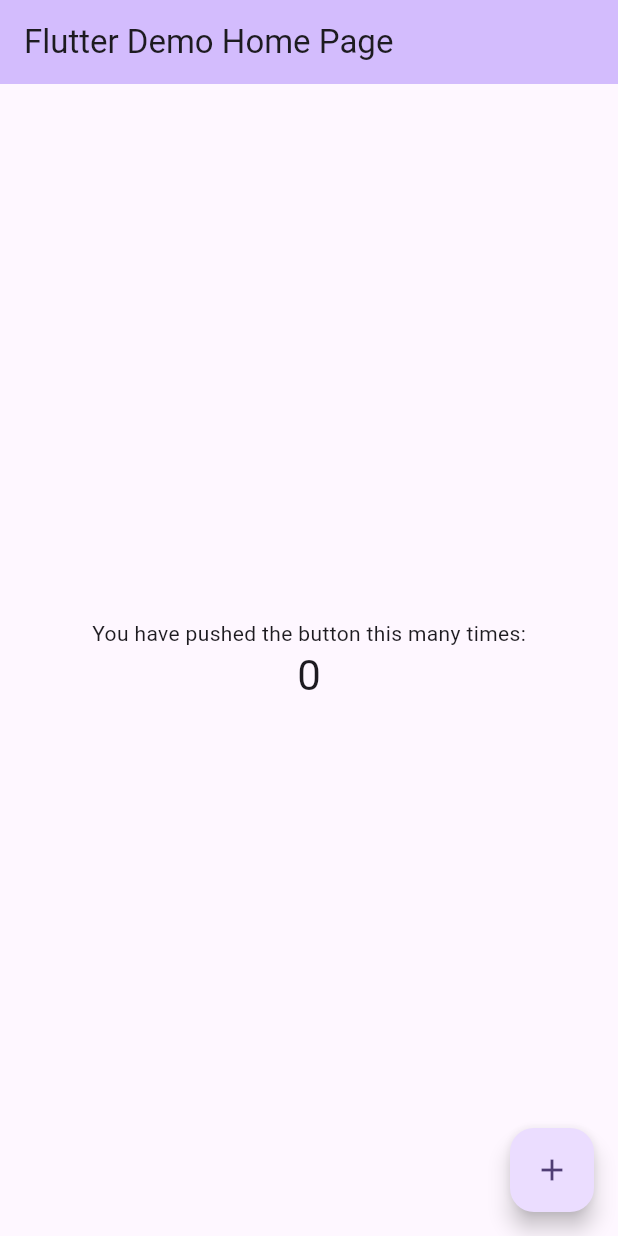
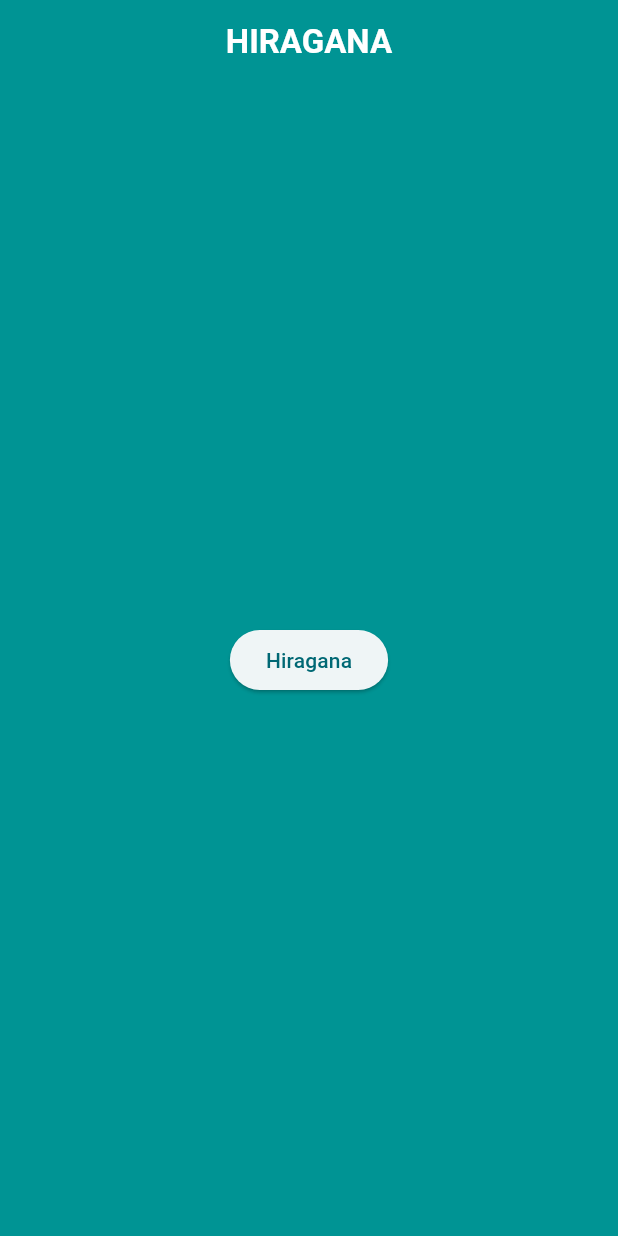
Before and after one commit to mardoodmuh/flutter_app, a Flutter app: the screen it shows after launch, on a phone screen of 412 x 824 dp. Run offline on Flutter 3.47's test engine with Material 3 defaults, Android fonts, the phone set to English and light mode, and no system bars.

Commit message:
first commit

```diff
--- a/lib/main.dart
+++ b/lib/main.dart
@@ -1,3 +1,4 @@
+import 'package:app/pages/home_page.dart';
 import 'package:flutter/material.dart';
 
 void main() {
@@ -7,61 +8,18 @@ void main() {
 class MyApp extends StatelessWidget {
   const MyApp({super.key});
 
+  // This widget is the root of your application.
   @override
   Widget build(BuildContext context) {
     return MaterialApp(
       title: 'Flutter Demo',
+      debugShowCheckedModeBanner: false,
       theme: ThemeData(
-        colorScheme: ColorScheme.fromSeed(seedColor: Colors.deepPurple),
+        colorScheme: ColorScheme.fromSeed(seedColor: Colors.white),
         useMaterial3: true,
       ),
-      home: const MyHomePage(title: 'Flutter Demo Home Page'),
-    );
-  }
-}
-
-class MyHomePage extends StatefulWidget {
-  const MyHomePage({super.key, required this.title});
-  final String title;
-
-  @override
-  State<MyHomePage> createState() => _MyHomePageState();
-}
-
-class _MyHomePageState extends State<MyHomePage> {
-  int _counter = 0;
-
-  void _incrementCounter() {
-    setState(() {
-      _counter++;
-    });
-  }
-
-  @override
-  Widget build(BuildContext context) {
-    return Scaffold(
-      appBar: AppBar(
-        backgroundColor: Theme.of(context).colorScheme.inversePrimary,
-        title: Text(widget.title),
-      ),
-      body: Center(
-        child: Column(
-          mainAxisAlignment: MainAxisAlignment.center,
-          children: <Widget>[
-            const Text(
-              'You have pushed the button this many times:',
-            ),
-            Text(
-              '$_counter',
-              style: Theme.of(context).textTheme.headlineMedium,
-            ),
-          ],
-        ),
-      ),
-      floatingActionButton: FloatingActionButton(
-        onPressed: _incrementCounter,
-        tooltip: 'Increment',
-        child: const Icon(Icons.add),
+      home: const MyHomePage(
+        title: 'hiragana',
       ),
     );
   }
--- /dev/null
+++ b/lib/models/hiragana_response.dart
@@ -0,0 +1,98 @@
+import 'dart:convert';
+import 'package:http/http.dart' as http;
+
+class Ex {
+  int id;
+  String word;
+  String meaning_capitalized;
+  String romaji;
+
+  Ex({
+    required this.id,
+    required this.word,
+    required this.meaning_capitalized,
+    required this.romaji,
+  });
+
+  factory Ex.fromJson(Map<String, dynamic> json) {
+    return Ex(
+      id: json['id'] ?? 0,
+      word: json['word'] ?? '',
+      meaning_capitalized: json['meaning_capitalized'] ?? '',
+      romaji: json['romaji'] ?? '',
+    );
+  }
+}
+
+class Hiragana {
+  int id;
+  List<Ex> ex;
+  String sound;
+  String vowel;
+  String hiragana;
+  String kanaType;
+
+  Hiragana({
+    required this.id,
+    required this.ex,
+    required this.sound,
+    required this.vowel,
+    required this.hiragana,
+    required this.kanaType,
+  });
+
+  factory Hiragana.fromJson(Map<String, dynamic> json) {
+    var exList = json['ex'] as List;
+    List<Ex> exData = exList.map((e) => Ex.fromJson(e)).toList();
+
+    return Hiragana(
+      id: json['id'] ?? 0,
+      ex: exData,
+      sound: json['sound'] ?? '',
+      vowel: json['vowel'] ?? '',
+      hiragana: json['hiragana'] ?? '',
+      kanaType: json['kanaType'] ?? '',
+    );
+  }
+}
+
+class KanaTypes {
+  int id;
+  String kanaType;
+  List<Hiragana> hiragana;
+
+  KanaTypes({
+    required this.id,
+    required this.kanaType,
+    required this.hiragana,
+  });
+
+  factory KanaTypes.fromJson(Map<String, dynamic> json) {
+    var hiraganaList = json['hiragana'] as List;
+    List<Hiragana> hiraganaData =
+        hiraganaList.map((e) => Hiragana.fromJson(e)).toList();
+
+    return KanaTypes(
+      id: json['id'] ?? 0,
+      kanaType: json['kanaType'] ?? '',
+      hiragana: hiraganaData,
+    );
+  }
+}
+
+class ApiService {
+  static Future<List<KanaTypes>> fetchData() async {
+    final response = await http
+        .get(Uri.parse('https://mardood.pythonanywhere.com/api/kanatypes/'));
+
+    if (response.statusCode == 200) {
+      final List<dynamic> jsonResponse =
+          json.decode(utf8.decode(response.bodyBytes));
+      List<KanaTypes> kanaTypesList =
+          jsonResponse.map((data) => KanaTypes.fromJson(data)).toList();
+      return kanaTypesList;
+    } else {
+      throw Exception('Failed to load data');
+    }
+  }
+}
--- /dev/null
+++ b/lib/pages/home_page.dart
@@ -0,0 +1,42 @@
+import 'package:app/pages/hiragana_page.dart';
+import 'package:flutter/material.dart';
+
+class MyHomePage extends StatelessWidget {
+  const MyHomePage({super.key, required this.title});
+  final String title;
+
+  @override
+  Widget build(BuildContext context) {
+    return Scaffold(
+      appBar: AppBar(
+        title: Center(
+          child: Text(
+            title.toUpperCase(),
+            style: const TextStyle(
+                color: Colors.white, fontWeight: FontWeight.bold),
+            textAlign: TextAlign.center,
+          ),
+        ),
+        backgroundColor: const Color.fromARGB(255, 0, 148, 148),
+      ),
+      body: Container(
+        color: const Color.fromARGB(255, 0, 148, 148),
+        width: double.infinity,
+        height: double.infinity,
+        child: Column(
+          crossAxisAlignment: CrossAxisAlignment.center,
+          mainAxisAlignment: MainAxisAlignment.center,
+          children: [
+            ElevatedButton(
+              onPressed: () => Navigator.push(
+                  context,
+                  MaterialPageRoute(
+                      builder: (context) => const HiraganaPage())),
+              child: const Text('Hiragana'),
+            ),
+          ],
+        ),
+      ),
+    );
+  }
+}
```
Also changed, not shown: lib/models/katakana_response.dart (added, +98 -0 lines), lib/pages/hiragana_page.dart (added, +77 -0 lines), lib/widgets/card_widget.dart (added, +86 -0 lines), pubspec.yaml (+4 -5 lines), pubspec.lock, 6 other files.
